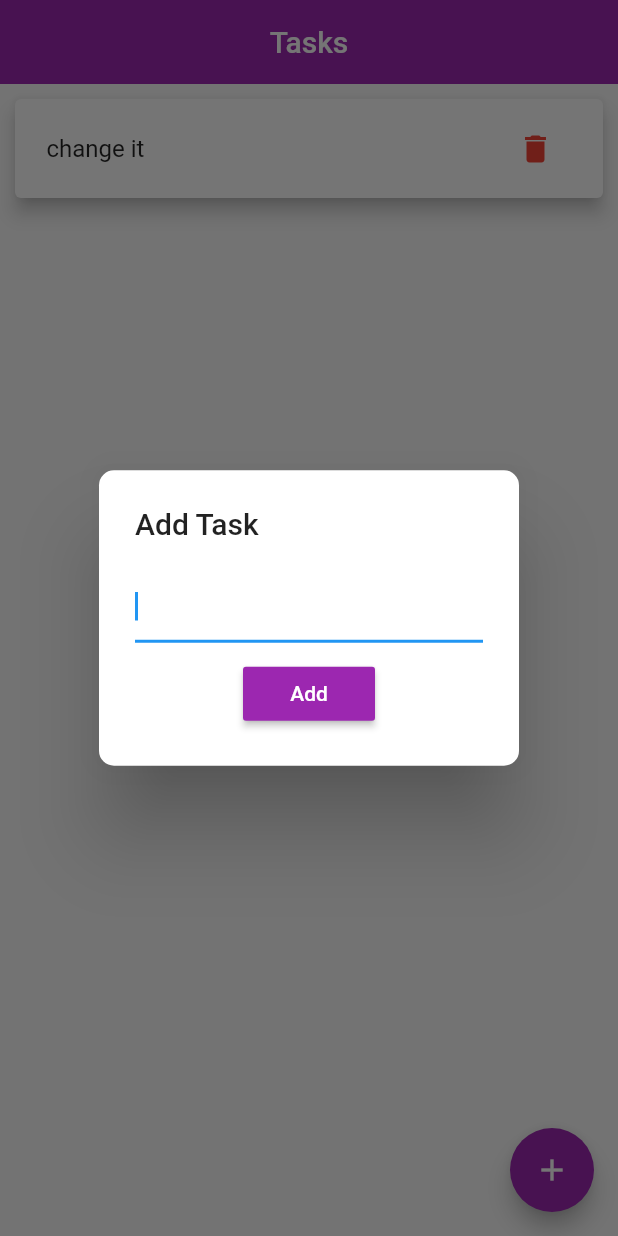
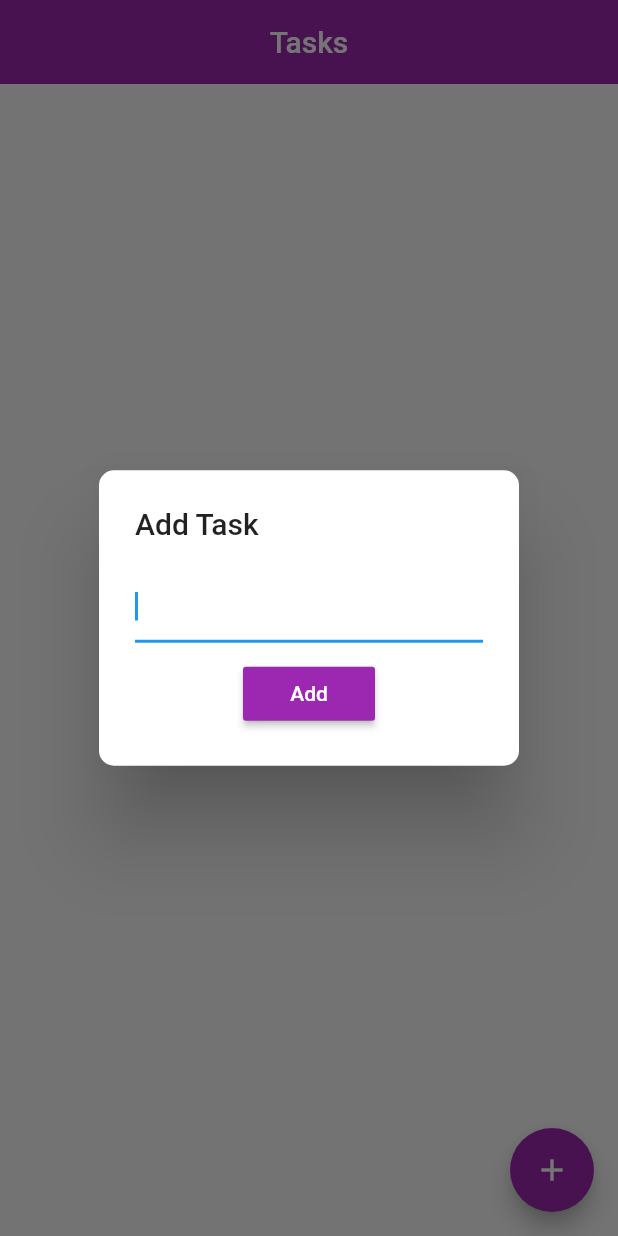
Before and after one commit to kutigbolahan/FlutterTasksAppWithDatabase, a Flutter app: the screen it shows after launch, after a tap on the "add" icon, on a phone screen of 412 x 824 dp. Run offline on Flutter 3.47's test engine with Material 2 defaults, Android fonts, the light colour scheme and no system bars.

Commit message:
Changes to be committed:

```diff
--- a/lib/main.dart
+++ b/lib/main.dart
@@ -6,13 +6,11 @@ void main() {
 }
 
 class MyApp extends StatelessWidget {
-
   @override
   Widget build(BuildContext context) {
     return MaterialApp(
       debugShowCheckedModeBanner: false,
       theme: ThemeData(
-
         visualDensity: VisualDensity.adaptivePlatformDensity,
       ),
       home: TodoApp(),
@@ -27,71 +25,112 @@ class TodoApp extends StatefulWidget {
 
 class _TodoAppState extends State<TodoApp> {
   final dbhelper = Databasehelper.instance;
-  final textEditingController= TextEditingController();
-  bool validated =true;
+  final textEditingController = TextEditingController();
+  bool validated = true;
   String errText = '';
   String todoedited = '';
+  var myItems = List();
+  List<Widget> children = List<Widget>();
 
-  void addTodo()async{
-    Map<String , dynamic> row ={
-  Databasehelper.columnName : todoedited
-    };
+  Future<bool> query()async{
+    myItems = [];
+    children=[];
+    var allRow =await dbhelper.queryall();
+    allRow.forEach((row) {
+      myItems.add(row.toString());
+      children.add(
+        Card(
+    elevation: 5.0,
+    margin: EdgeInsets.symmetric(horizontal: 10.0, vertical: 10.0),
+    child: Container(
+      padding: EdgeInsets.all(5.0),
+      child: ListTile(
+        title: Text(
+          row['todo']
+        ),
+        trailing: IconButton(
+          icon: Icon(Icons.delete),
+          onPressed: () {
+            dbhelper.deletedata(row['id']);
+            setState(() {
+
+            });
+          },
+          color: Colors.red,
+        ),
+      ),
+    ),
+  )
+      );
+    });
+    return Future.value(true);
+  }
+
+  void addTodo() async {
+    Map<String, dynamic> row = {Databasehelper.columnName: todoedited};
     final id = await dbhelper.insert(row);
     print(id);
     Navigator.pop(context);
+    todoedited = '';
+    setState(() {
+      validated = true;
+      errText = '';
+    });
   }
 
-  void showalertdialog(){
+  void showalertdialog() {
+    textEditingController.text ='';
     showDialog(
         context: context,
-      builder: (context){
+        builder: (context) {
           return StatefulBuilder(
             builder: (BuildContext context, setState) {
               return AlertDialog(
                 shape: RoundedRectangleBorder(
                   borderRadius: BorderRadius.circular(10),
                 ),
-        title: Text(
-          'Add Task'
-        ),
+                title: Text('Add Task'),
                 content: Column(
                   mainAxisSize: MainAxisSize.min,
                   children: <Widget>[
                     TextField(
-              onChanged: (val){
+                      onChanged: (val) {
                         todoedited = val;
                       },
                       controller: textEditingController,
                       autofocus: true,
                       decoration: InputDecoration(
-                errorText:  validated ? null:errText
+                          errorText: validated ? null : errText),
                     ),
+                    SizedBox(
+                      height: 10,
                     ),
-            SizedBox(height: 10,),
                     Row(
                       mainAxisAlignment: MainAxisAlignment.center,
                       children: <Widget>[
-
                         RaisedButton(
                           color: Colors.purple,
-                  child: Text('Add',style: TextStyle( color:Colors.white,)),
-                  onPressed: (){
+                          child: Text('Add',
+                              style: TextStyle(
+                                color: Colors.white,
+                              )),
+                          onPressed: () {
                             if (textEditingController.text.isEmpty) {
                               setState(() {
                                 errText = 'Cant be empty';
-                        validated= false;
-                      }
-                      );
-                    }else if(textEditingController.text.length > 512){
+                                validated = false;
+                              });
+                            } else if (textEditingController.text.length >
+                                512) {
                               setState(() {
                                 errText = 'To many characters';
-                        validated= false;
-                      }
-                      );
-                    }else{
+                                validated = false;
+                              });
+                            } else {
                               addTodo();
                             }
-                  },)
+                          },
+                        )
                       ],
                     )
                   ],
@@ -99,11 +138,23 @@ class _TodoAppState extends State<TodoApp> {
               );
             },
           );
+        });
   }
-      );
-  }
+
   @override
   Widget build(BuildContext context) {
+    return FutureBuilder(
+      future: query(),
+      builder: (context, snapshot) {
+      if (snapshot.hasData == null) {
+        return Center(
+          child: CircularProgressIndicator(
+            backgroundColor: Colors.grey,
+            strokeWidth: 0.5,
+          ),
+        );
+      } else {
+        if (myItems.length == 0) {
           return Scaffold(
             appBar: AppBar(
               backgroundColor: Colors.purple,
@@ -111,41 +162,63 @@ class _TodoAppState extends State<TodoApp> {
               title: Text('Tasks'),
               centerTitle: true,
             ),
-      body: SingleChildScrollView(
+            body: Center(
+              child: Text('No Task Available'),
+            ),
+            floatingActionButton: FloatingActionButton(
+              backgroundColor: Colors.purple,
+              onPressed: () {
+                showalertdialog();
+              },
+              child: Icon(Icons.add),
+            ),
+          );
+        } else{
+          return
+Scaffold(
+      appBar: AppBar(
+        backgroundColor: Colors.purple,
+        elevation: 0.0,
+        title: Text('Tasks'),
+        centerTitle: true,
+      ),
+      body:
+      SingleChildScrollView(
         child: Column(
-          children: <Widget>[
-   myCard('change it')
-          ],
+          children: children
         ),
       ),
       floatingActionButton: FloatingActionButton(
         backgroundColor: Colors.purple,
-        onPressed: (){
+        onPressed: () {
           showalertdialog();
         },
         child: Icon(Icons.add),
       ),
     );
         }
+
       }
 
-Widget myCard(String task){
+    });
+  }
+}
+
+Widget myCard(String task) {
   return Card(
     elevation: 5.0,
-    margin: EdgeInsets.symmetric(
-      horizontal: 10.0,
-      vertical: 10.0
-    ),
+    margin: EdgeInsets.symmetric(horizontal: 10.0, vertical: 10.0),
     child: Container(
-      padding:EdgeInsets.all(5.0),
+      padding: EdgeInsets.all(5.0),
       child: ListTile(
         title: Text('$task'),
         trailing: IconButton(
           icon: Icon(Icons.delete),
-          onPressed: (){
+          onPressed: () {
             print('deleted');
           },
-          color: Colors.red, ),
+          color: Colors.red,
+        ),
       ),
     ),
   );
```
Lines whose indentation alone changed are shown as unchanged.
